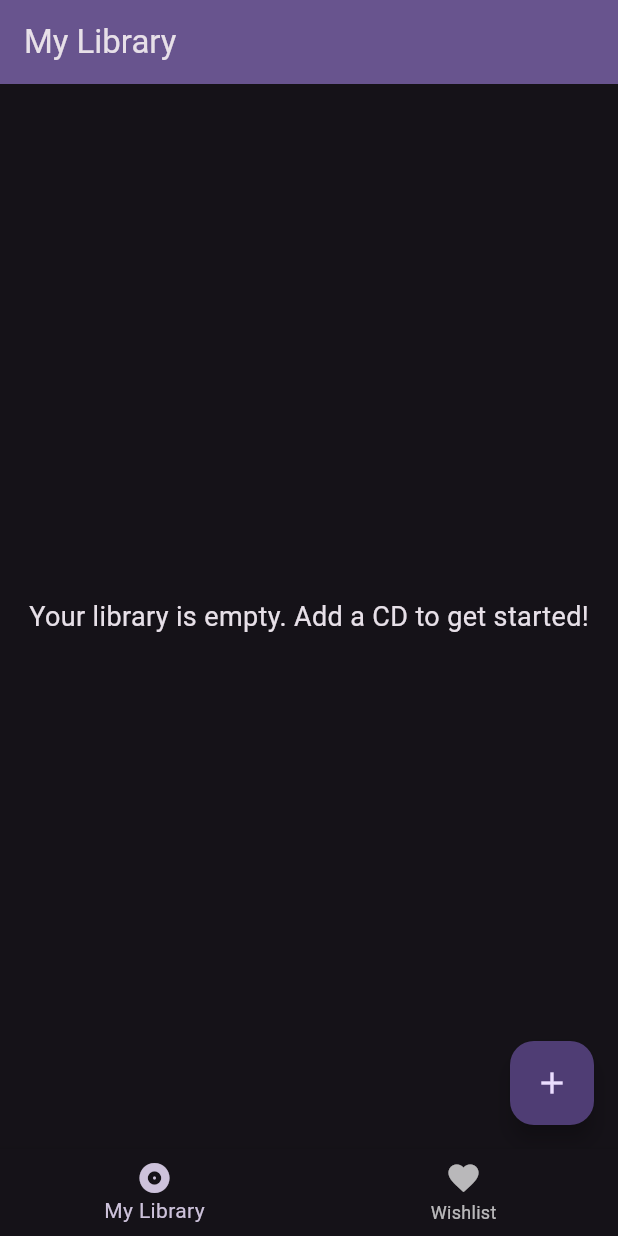
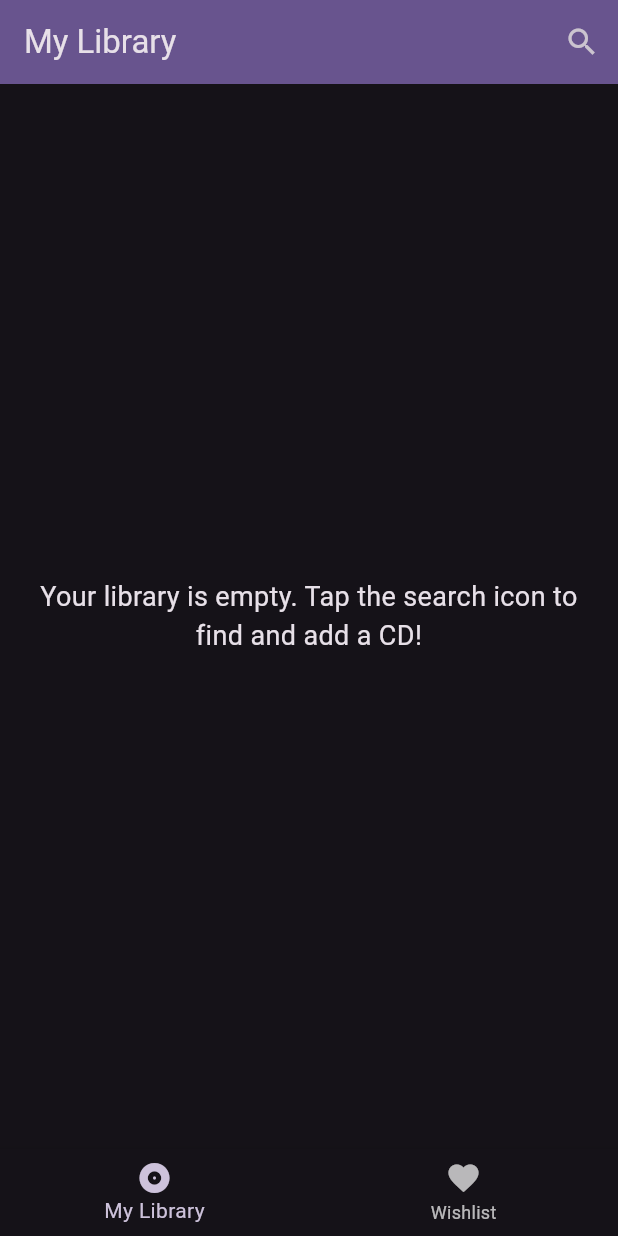
Before and after one commit to lauraharoescoi/cd_tracker, a Flutter app: the screen it shows after launch, on a phone screen of 412 x 824 dp. Run offline on Flutter 3.47's test engine with Material 3 defaults, Android fonts, the phone set to English and light mode, and no system bars; our stand-ins replace cloud_firestore, firebase_core; accounts and stored records are empty; generated files the repository leaves out were written again.

Commit message:
✨ add search functionality and delete option in library screen with Spotify API

```diff
--- a/lib/screens/library_screen.dart
+++ b/lib/screens/library_screen.dart
@@ -2,6 +2,7 @@ import 'package:cloud_firestore/cloud_firestore.dart';
 import 'package:flutter/material.dart';
 import '../models/cd_model.dart';
 import '../services/firestore_service.dart';
+import 'search_screen.dart'; // Importar la nueva pantalla de búsqueda
 
 class LibraryScreen extends StatefulWidget {
   const LibraryScreen({super.key});
@@ -11,7 +12,6 @@ class LibraryScreen extends StatefulWidget {
 }
 
 class _LibraryScreenState extends State<LibraryScreen> {
-  // Instance of our Firestore service
   final FirestoreService _firestoreService = FirestoreService();
 
   @override
@@ -20,28 +20,38 @@ class _LibraryScreenState extends State<LibraryScreen> {
       appBar: AppBar(
         title: const Text('My Library'),
         backgroundColor: Theme.of(context).colorScheme.inversePrimary,
+        actions: [
+          // Añadir un botón de búsqueda a la AppBar
+          IconButton(
+            icon: const Icon(Icons.search),
+            onPressed: () {
+              Navigator.push(
+                context,
+                MaterialPageRoute(builder: (context) => const SearchScreen()),
+              );
+            },
+          ),
+        ],
       ),
-      // Use a StreamBuilder to listen for real-time updates from Firestore
       body: StreamBuilder<QuerySnapshot>(
         stream: _firestoreService.getLibraryStream(),
         builder: (context, snapshot) {
-          // If the snapshot has data, display it
           if (snapshot.hasData) {
-            List<CD> cdList = snapshot.data!.docs
-                .map((doc) => CD.fromFirestore(doc))
-                .toList();
+            List<CD> cdList = snapshot.data!.docs.map((doc) => CD.fromFirestore(doc)).toList();
 
-            // If the list is empty, show a message
             if (cdList.isEmpty) {
               return const Center(
-                child: Text(
-                  'Your library is empty. Add a CD to get started!',
-                  style: TextStyle(fontSize: 18),
+                child: Padding(
+                  padding: EdgeInsets.all(16.0),
+                  child: Text(
+                    'Your library is empty. Tap the search icon to find and add a CD!',
+                    style: TextStyle(fontSize: 18),
+                    textAlign: TextAlign.center,
+                  ),
                 ),
               );
             }
 
-            // If there are CDs, display them in a list
             return ListView.builder(
               itemCount: cdList.length,
               itemBuilder: (context, index) {
@@ -53,31 +63,24 @@ class _LibraryScreenState extends State<LibraryScreen> {
                       : const Icon(Icons.album, size: 50),
                   title: Text(cd.title),
                   subtitle: Text(cd.artist),
+                  // Añadimos un botón de borrado al final de cada elemento
+                  trailing: IconButton(
+                    icon: const Icon(Icons.delete_outline),
+                    tooltip: 'Delete from Library',
+                    onPressed: () {
+                      // Llamamos a la función de borrado con el ID del documento
+                      _firestoreService.deleteCDFromLibrary(cd.id);
+                    },
+                  ),
                 );
               },
             );
-          }
-          // If the data is still loading, show a progress indicator
-          else if (snapshot.connectionState == ConnectionState.waiting) {
-            return const Center(
-              child: CircularProgressIndicator(),
-            );
-          }
-          // If there is an error
-          else {
-            return const Center(
-              child: Text("Something went wrong."),
-            );
+          } else if (snapshot.connectionState == ConnectionState.waiting) {
+            return const Center(child: CircularProgressIndicator());
+          } else {
+            return const Center(child: Text("Something went wrong."));
           }
         },
-      ),
-      // Floating Action Button to add a test CD
-      floatingActionButton: FloatingActionButton(
-        onPressed: () {
-          _firestoreService.addDummyCD();
-        },
-        tooltip: 'Add Dummy CD',
-        child: const Icon(Icons.add),
       ),
     );
   }
--- a/lib/services/firestore_service.dart
+++ b/lib/services/firestore_service.dart
@@ -1,21 +1,21 @@
 import 'package:cloud_firestore/cloud_firestore.dart';
 
 class FirestoreService {
-  // Get the collection of CDs from 'library'
-  final CollectionReference libraryCollection =
-      FirebaseFirestore.instance.collection('library');
+  final CollectionReference libraryCollection = FirebaseFirestore.instance.collection('library');
+  final CollectionReference wishlistCollection = FirebaseFirestore.instance.collection('wishlist');
 
-  // GET: Read stream of documents from 'library' collection
+  // GET: Leer stream de documentos de la colección 'library'
   Stream<QuerySnapshot> getLibraryStream() {
     return libraryCollection.snapshots();
   }
 
-  // A helper function to add a dummy CD for testing
-  Future<void> addDummyCD() {
-    return libraryCollection.add({
-      'title': 'The Dark Side of the Moon',
-      'artist': 'Pink Floyd',
-      'coverUrl': 'https://upload.wikimedia.org/wikipedia/en/3/3b/Dark_Side_of_the_Moon.png'
-    });
+  // CREATE: Añadir un nuevo CD a la librería
+  Future<void> addCDToLibrary(Map<String, dynamic> cdData) {
+    return libraryCollection.add(cdData);
+  }
+
+  // DELETE: Borrar un CD de la librería usando su ID
+  Future<void> deleteCDFromLibrary(String docId) {
+    return libraryCollection.doc(docId).delete();
   }
 }
--- a/pubspec.yaml
+++ b/pubspec.yaml
@@ -33,6 +33,7 @@ dependencies:
 
   firebase_core: ^3.3.0
   cloud_firestore: ^5.2.0
+  http: ^1.2.1
   # The following adds the Cupertino Icons font to your application.
   # Use with the CupertinoIcons class for iOS style icons.
   cupertino_icons: ^1.0.8
```
Also changed, not shown: lib/screens/search_screen.dart (added, +97 -0 lines), lib/services/spotify_service.dart (added, +57 -0 lines), 1 other file.
